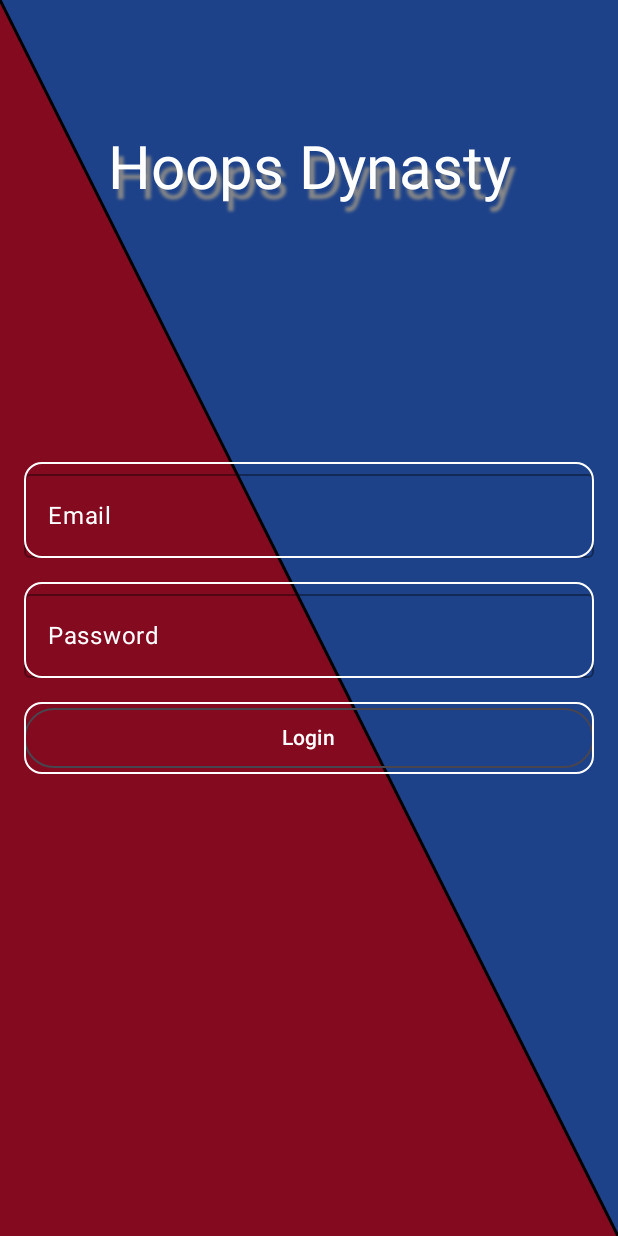
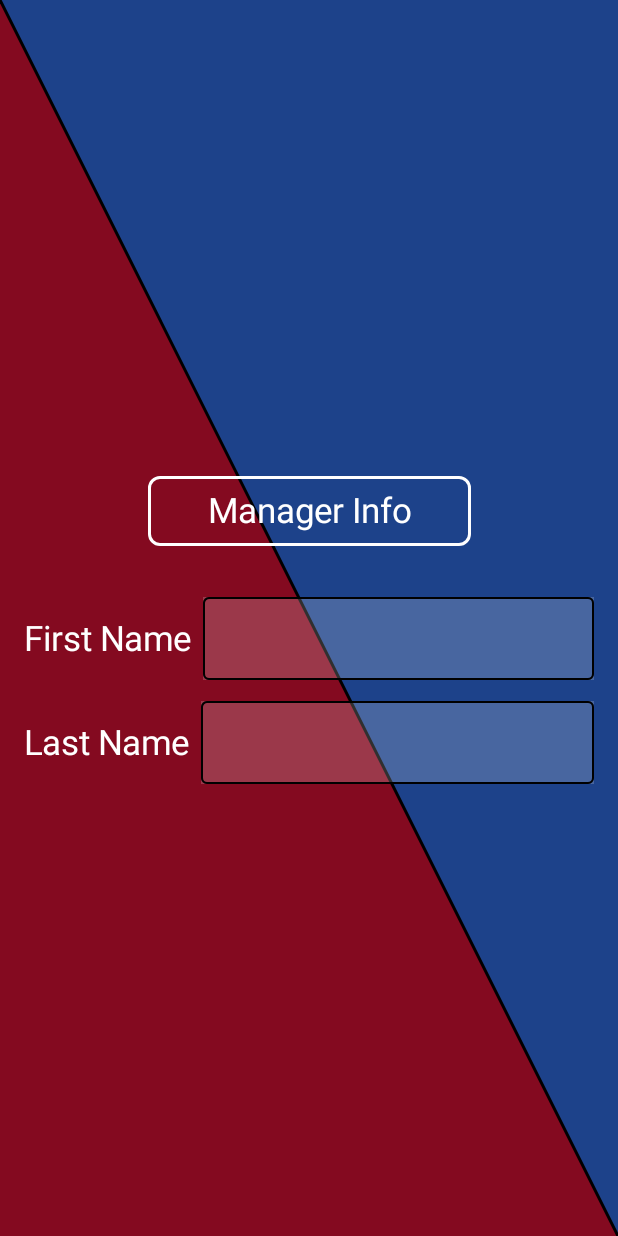
Before and after one commit to PedroAzevedo47094/hoops-dynasty, an Android app built with Jetpack Compose: the @Preview function PreviewMyApp, on a phone screen of 412 x 824 dp. Run offline under Robolectric (Android 15) with nearby library versions, the phone set to English and light mode, and no system bars.

Commit message:
Add the Manager name info, needs the bottom next maybe animation, and way to store in the db

```diff
--- a/HoopsDynasty/app/src/main/java/com/dam/hoopsdynasty/ui/activities/MainActivity.kt
+++ b/HoopsDynasty/app/src/main/java/com/dam/hoopsdynasty/ui/activities/MainActivity.kt
@@ -22,8 +22,6 @@
                 MaterialTheme {
                     Background()
                     Login()
-                    Text(text ="Hello World!")
-
                 }
 
             }
--- a/HoopsDynasty/app/src/main/java/com/dam/hoopsdynasty/ui/view/LoginView.kt
+++ b/HoopsDynasty/app/src/main/java/com/dam/hoopsdynasty/ui/view/LoginView.kt
@@ -4,19 +4,23 @@
 import androidx.compose.animation.core.animateDpAsState
 import androidx.compose.animation.core.tween
 import androidx.compose.foundation.BorderStroke
+import androidx.compose.foundation.background
 import androidx.compose.foundation.border
 import androidx.compose.foundation.layout.Arrangement
 import androidx.compose.foundation.layout.Box
 import androidx.compose.foundation.layout.Column
 import androidx.compose.foundation.layout.Row
 import androidx.compose.foundation.layout.Spacer
+import androidx.compose.foundation.layout.fillMaxHeight
 import androidx.compose.foundation.layout.fillMaxSize
 import androidx.compose.foundation.layout.fillMaxWidth
 import androidx.compose.foundation.layout.height
 import androidx.compose.foundation.layout.offset
 import androidx.compose.foundation.layout.padding
+import androidx.compose.foundation.shape.RoundedCornerShape
 import androidx.compose.material.OutlinedTextField
 import androidx.compose.material3.MaterialTheme
+import androidx.compose.material3.MaterialTheme.colorScheme
 import androidx.compose.material3.OutlinedButton
 import androidx.compose.material3.Text
 import androidx.compose.runtime.Composable
@@ -36,6 +40,7 @@
 import androidx.compose.ui.unit.sp
 import com.dam.hoopsdynasty.ui.theme.HoopsDynastyTheme
 import kotlinx.coroutines.delay
+import org.intellij.lang.annotations.JdkConstants.HorizontalAlignment
 
 //last
 @Composable
@@ -110,45 +115,110 @@
 @Composable
 fun PreviewMyApp() {
     Background()
-    Login()
+    Column(
+        modifier = Modifier
+            .fillMaxSize()
+            .padding(16.dp),
+        verticalArrangement = Arrangement.Center,
+        horizontalAlignment = Alignment.CenterHorizontally
+    ) {
+        LoginForm()
+    }
 }
 
 @Composable
 fun LoginForm() {
-    OutlinedTextField(
-        value = "",
-        onValueChange = { /* TODO: Handle email change */ },
-        label = { Text(text = "Email", color = Color.White) },
-        modifier = Modifier
-            .fillMaxWidth()
-            .border(
-                border = BorderStroke(1.dp, Color.White),
-                shape = MaterialTheme.shapes.medium
+    var firstName by remember { mutableStateOf("") }
+    var lastName by remember { mutableStateOf("") }
+
+
+    Column() {
+        Row(
+            modifier = Modifier
+                .fillMaxWidth()
+                .padding(8.dp),
+            horizontalArrangement = Arrangement.Center
+        ) {
+            Box(
+                modifier = Modifier
+                    .padding(8.dp)
+                    .border(2.dp, Color.White, shape = RoundedCornerShape(8.dp)),
+
+                ) {
+                Text(
+                    text = "Manager Info",
+                    modifier = Modifier
+                        .padding(horizontal = 40.dp, vertical = 10.dp),
+                    color = Color.White,
+                    fontSize = 23.sp
+                )
+            }
+        }
+        Spacer(modifier = Modifier.height(18.dp))
+        Row(
+            verticalAlignment = Alignment.CenterVertically,
+            modifier = Modifier
+                .height(55.dp),
+        ) {
+            Text(
+                text = "First Name",
+                color = Color.White,
+                fontSize = 23.sp,
+                modifier = Modifier.padding(end = 8.dp)
             )
+            Box(
+                modifier = Modifier
+                    .weight(1f)
+                    .fillMaxHeight()
+            ) {
+                OutlinedTextField(
+                    value = firstName,
+                    onValueChange = { firstName = it },
+                    modifier = Modifier
+                        .fillMaxHeight()
+                        .background(Color.White.copy(alpha = 0.19f))
+                        .border(
+                            BorderStroke(1.dp, Color.Black),
+                            shape = RoundedCornerShape(4.dp)
+                        ),
+                    textStyle = TextStyle(color = Color.White, fontSize = 16.sp),
+                    singleLine = true
+                )
+            }
+        }
 
-    )
-    Spacer(modifier = Modifier.height(16.dp))
-    OutlinedTextField(
-        value = "",
-        onValueChange = { /* TODO: Handle password change */ },
-        label = { Text(text = "Password", color = Color.White) },
-        modifier = Modifier
-            .fillMaxWidth()
-            .border(
-                border = BorderStroke(1.dp, Color.White),
-                shape = MaterialTheme.shapes.medium
+        Spacer(modifier = Modifier.height(14.dp))
+        Row(
+            verticalAlignment = Alignment.CenterVertically,
+            modifier = Modifier
+                .height(55.dp),
+        ) {
+            Text(
+                text = "Last Name",
+                color = Color.White,
+                fontSize = 23.sp,
+                modifier = Modifier.padding(end = 8.dp)
             )
-    )
-    Spacer(modifier = Modifier.height(16.dp))
-    OutlinedButton(
-        onClick = { /* TODO: Handle login button click */ },
-        modifier = Modifier
-            .fillMaxWidth()
-            .border(
-                border = BorderStroke(1.dp, Color.White),
-                shape = MaterialTheme.shapes.medium
-            )
-    ) {
-        Text(text = "Login", color = Color.White)
+            Box(
+                modifier = Modifier
+                    .weight(1f)
+                    .fillMaxHeight()
+            ) {
+                OutlinedTextField(
+                    value = lastName,
+                    onValueChange = { lastName = it },
+                    modifier = Modifier
+                        .fillMaxHeight()
+                        .background(Color.White.copy(alpha = 0.19f))
+                        .border(
+                            BorderStroke(1.dp, Color.Black),
+                            shape = RoundedCornerShape(4.dp)
+                        ),
+                    textStyle = TextStyle(color = Color.White, fontSize = 16.sp),
+                    singleLine = true
+                )
+            }
+        }
+        }
     }
-}
+//TODO: Add a button to submit the form and navigate to the next screen and store the data
```
